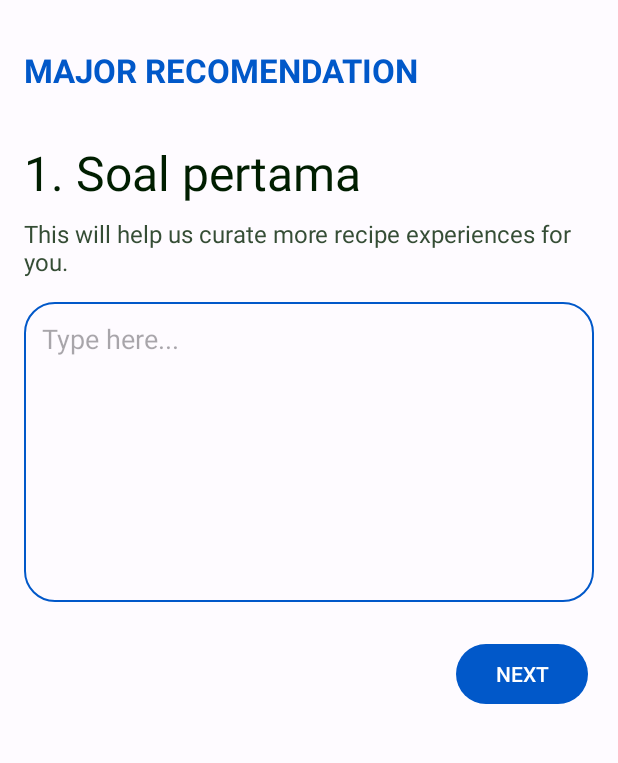
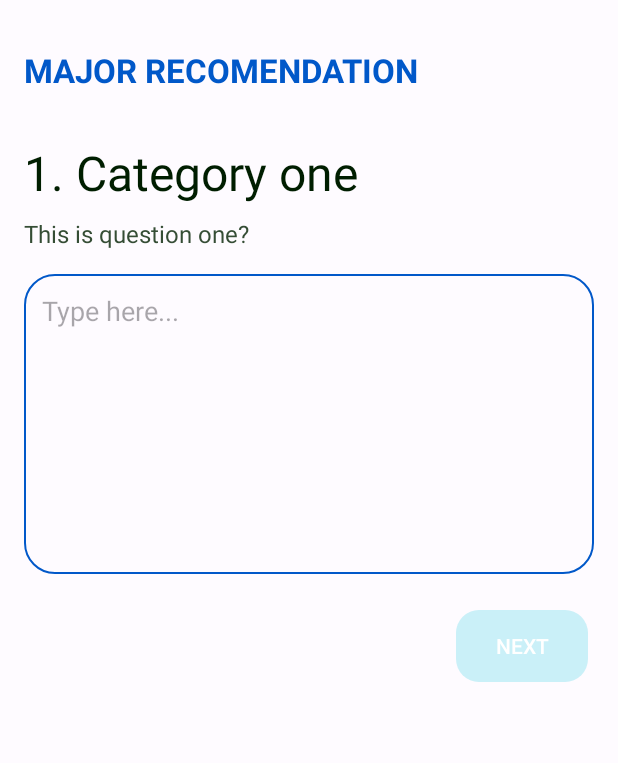
Before and after one commit to deress/VisitCampus, an Android app: the MajorRecomendationActivity screen opened directly, with no data from a screen before it, on a phone screen of 412 x 824 dp, the part 96-859 px from its top. Run offline under Robolectric (Android 15) with nearby library versions, the phone set to English and light mode, and no system bars.

Commit message:
Add logic and make custom view button

```diff
--- a/app/build.gradle.kts
+++ b/app/build.gradle.kts
@@ -52,4 +52,7 @@ dependencies {
     testImplementation("junit:junit:4.13.2")
     androidTestImplementation("androidx.test.ext:junit:1.1.5")
     androidTestImplementation("androidx.test.espresso:espresso-core:3.5.1")
+
+    implementation("org.jetbrains.kotlinx:kotlinx-serialization-json:1.3.1")
+    implementation("com.google.code.gson:gson:2.8.9")
 }
--- /dev/null
+++ b/app/src/main/java/com/dicoding/visitcampus/ui/customview/MyActionButton.kt
@@ -0,0 +1,48 @@
+package com.dicoding.visitcampus.ui.customview
+
+import android.content.Context
+import android.graphics.Canvas
+import android.graphics.drawable.Drawable
+import android.util.AttributeSet
+import android.view.Gravity
+import androidx.appcompat.widget.AppCompatButton
+import androidx.core.content.ContextCompat
+import com.dicoding.visitcampus.R
+
+class MyActionButton : AppCompatButton {
+    private var enabledBackground: Drawable? = null
+    private var disabledBackground: Drawable? = null
+    private var txtColor: Int = 0
+
+    constructor(context: Context) : super(context) {
+        init()
+    }
+
+    constructor(context: Context, attrs: AttributeSet) : super(context, attrs) {
+        init()
+    }
+
+    constructor(context: Context, attrs: AttributeSet, defStyleAttr: Int) : super(
+        context,
+        attrs,
+        defStyleAttr
+    ) {
+        init()
+    }
+
+    override fun onDraw(canvas: Canvas) {
+        super.onDraw(canvas)
+        background = when {
+            isEnabled -> enabledBackground
+            else -> disabledBackground
+        }
+        setTextColor(txtColor)
+        gravity = Gravity.CENTER
+    }
+
+    private fun init() {
+        txtColor = ContextCompat.getColor(context, android.R.color.background_light)
+        enabledBackground = ContextCompat.getDrawable(context, R.drawable.action_button)
+        disabledBackground = ContextCompat.getDrawable(context, R.drawable.action_button_disabled)
+    }
+}
--- a/app/src/main/java/com/dicoding/visitcampus/ui/major/MajorRecomendationActivity.kt
+++ b/app/src/main/java/com/dicoding/visitcampus/ui/major/MajorRecomendationActivity.kt
@@ -9,13 +9,22 @@ import android.os.Bundle
 import android.os.Handler
 import android.util.Log
 import android.view.View
+import androidx.core.widget.doAfterTextChanged
 import com.dicoding.visitcampus.R
 import com.dicoding.visitcampus.databinding.ActivityMajorRecomendationBinding
 import com.google.android.material.appbar.MaterialToolbar
+import com.google.gson.Gson
+import com.google.gson.annotations.SerializedName
+
+data class Answers(
+    @SerializedName("answers")
+    val answers: Map<String, List<String>>
+)
 
 class MajorRecomendationActivity : AppCompatActivity() {
     private lateinit var binding: ActivityMajorRecomendationBinding
-    private val questions: Array<String> = arrayOf("1. Soal pertama", "2. Soal kedua", "3. Soal ketiga", "4. Soal keempat")
+    private val categories: Array<String> = arrayOf("1. Category one", "2. Category two", "3. Category three", "4. Category four")
+    private val questions: Array<String> = arrayOf("This is question one?", "This is question two?", "This is question three?", "This is question four?")
     private var currentQuestion = 0
     private val result: ArrayList<String> = arrayListOf()
     override fun onCreate(savedInstanceState: Bundle?) {
@@ -29,14 +38,30 @@ class MajorRecomendationActivity : AppCompatActivity() {
             setDisplayShowTitleEnabled(false)
         }
         val progressDialog = ProgressDialog(this@MajorRecomendationActivity)
+        setRegisterEnable()
 
-        binding.tvQuestion.text = questions[currentQuestion]
+        binding.tvQuestion.text = categories[currentQuestion]
+        binding.tvQuestion2.text = questions[currentQuestion]
+        binding.etMessageBox.doAfterTextChanged { setRegisterEnable() }
 
         binding.btnCheckRecomendation.setOnClickListener {
             currentQuestion++
             Log.i("MajorRecomendationActivity", "$currentQuestion")
             if (questions.size == currentQuestion) {
                 result.add(binding.etMessageBox.text.toString())
+                val answers = Answers(
+                    mapOf(
+                        "EI" to listOf(result[0]),
+                        "SN" to listOf(result[1]),
+                        "TF" to listOf(result[2]),
+                        "JP" to listOf(result[3])
+                    )
+                )
+                val gson = Gson()
+                val jsonResult = gson.toJson(answers)
+                Log.i("MajorRecomendationActivity", "result: $result")
+                Log.i("MajorRecomendationActivity", "jsonResult: $jsonResult")
+
                 progressDialog.setTitle("Checking")
                 progressDialog.setMessage("The system is working, please wait...")
                 progressDialog.show()
@@ -52,13 +77,21 @@ class MajorRecomendationActivity : AppCompatActivity() {
                 } else {
                     binding.btnCheckRecomendation.setText("NEXT")
                 }
-                binding.tvQuestion.text = questions[currentQuestion]
+                binding.tvQuestion.text = categories[currentQuestion]
+                binding.tvQuestion2.text = questions[currentQuestion]
                 result.add(binding.etMessageBox.text.toString())
+                binding.etMessageBox.text.clear()
             }
+
             Log.i("MajorRecomendationActivity", "result: $result")
         }
 
         playAnimation()
+    }
+
+    private fun setRegisterEnable() {
+        binding.btnCheckRecomendation.isEnabled =
+            (!binding.etMessageBox.text.isNullOrEmpty())
     }
 
     private fun playAnimation() {
--- /dev/null
+++ b/app/src/main/res/drawable/action_button.xml
@@ -0,0 +1,10 @@
+<?xml version="1.0" encoding="utf-8"?>
+<selector xmlns:android="http://schemas.android.com/apk/res/android">
+    <item>
+        <shape>
+            <solid android:color="@color/md_theme_light_primary" />
+            <corners android:radius="15dp" />
+            <padding android:left="4dp" android:right="4dp" />
+        </shape>
+    </item>
+</selector>
--- /dev/null
+++ b/app/src/main/res/drawable/action_button_disabled.xml
@@ -0,0 +1,10 @@
+<?xml version="1.0" encoding="utf-8"?>
+<selector xmlns:android="http://schemas.android.com/apk/res/android">
+    <item>
+        <shape>
+            <solid android:color="#CAF0F8" />
+            <corners android:radius="15dp" />
+            <padding android:left="4dp" android:right="4dp" />
+        </shape>
+    </item>
+</selector>
--- a/app/src/main/res/layout/activity_major_recomendation.xml
+++ b/app/src/main/res/layout/activity_major_recomendation.xml
@@ -1,10 +1,14 @@
 <?xml version="1.0" encoding="utf-8"?>
-<androidx.constraintlayout.widget.ConstraintLayout xmlns:android="http://schemas.android.com/apk/res/android"
+<ScrollView xmlns:android="http://schemas.android.com/apk/res/android"
     xmlns:app="http://schemas.android.com/apk/res-auto"
     xmlns:tools="http://schemas.android.com/tools"
     android:layout_width="match_parent"
     android:layout_height="match_parent"
     tools:context=".ui.major.MajorRecomendationActivity">
+
+    <androidx.constraintlayout.widget.ConstraintLayout
+        android:layout_width="match_parent"
+        android:layout_height="wrap_content">
 
     <com.google.android.material.appbar.AppBarLayout
         android:layout_width="match_parent"
@@ -112,16 +116,18 @@
         app:layout_constraintStart_toStartOf="@+id/tv_question2"
         app:layout_constraintTop_toBottomOf="@+id/tv_question2" />
 
-    <Button
+    <com.dicoding.visitcampus.ui.customview.MyActionButton
         android:id="@+id/btn_check_recomendation"
         android:layout_width="wrap_content"
         android:layout_height="wrap_content"
         android:layout_marginTop="24dp"
         android:layout_marginEnd="16dp"
+        android:layout_marginBottom="16dp"
         android:text="NEXT"
         android:alpha="0"
         tools:alpha="1"
         app:layout_constraintEnd_toEndOf="@+id/et_message_box"
-        app:layout_constraintTop_toBottomOf="@+id/et_message_box" />
-
-</androidx.constraintlayout.widget.ConstraintLayout>
+        app:layout_constraintTop_toBottomOf="@+id/et_message_box"
+        app:layout_constraintBottom_toBottomOf="parent"/>
+    </androidx.constraintlayout.widget.ConstraintLayout>
+</ScrollView>
```
